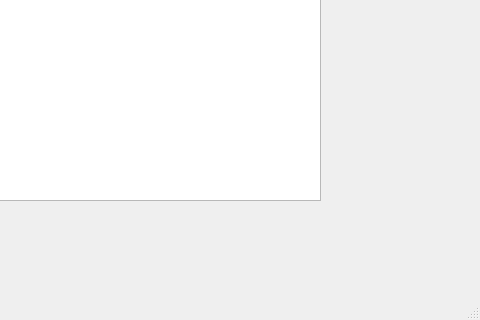
Above: src/App/mainwindow.ui from wzy-0723/SecsGemBridge before the change; both pictures show x 320 to 800 and y 280 to 600 of the 800 by 600 pixel window. Below: the same form after it.
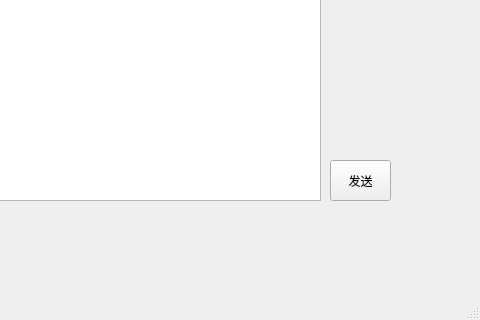
That is the form after the change.

What changed in the file:
```diff
--- a/src/App/mainwindow.ui
+++ b/src/App/mainwindow.ui
@@ -42,6 +42,19 @@
      <widget class="QTextEdit" name="textEditSecs2Log"/>
     </widget>
    </widget>
+   <widget class="QPushButton" name="pushButton">
+    <property name="geometry">
+     <rect>
+      <x>650</x>
+      <y>440</y>
+      <width>61</width>
+      <height>41</height>
+     </rect>
+    </property>
+    <property name="text">
+     <string>发送</string>
+    </property>
+   </widget>
   </widget>
   <widget class="QMenuBar" name="menubar">
    <property name="geometry">
```
